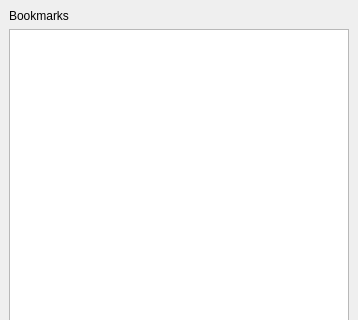
First picture: the form in src/gui/panel/rightpanel/rightpanel.ui, repository axsapronov/QSopherim, before the edit; both pictures show x 0 to 358 and y 0 to 320 of the 358 by 609 pixel window.
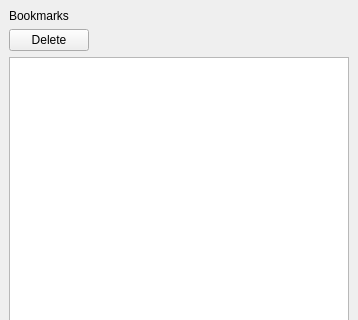
Second picture: the form after the edit.

Patch:
```diff
--- a/src/gui/panel/rightpanel/rightpanel.ui
+++ b/src/gui/panel/rightpanel/rightpanel.ui
@@ -15,13 +15,37 @@
   </property>
   <widget class="QWidget" name="dockWidgetContents">
    <layout class="QGridLayout" name="gridLayout">
-    <item row="1" column="0">
+    <item row="2" column="0">
      <widget class="QListView" name="ListViewBookmark">
       <property name="editTriggers">
        <set>QAbstractItemView::NoEditTriggers</set>
       </property>
      </widget>
     </item>
+    <item row="1" column="0">
+     <layout class="QHBoxLayout" name="horizontalLayout">
+      <item>
+       <widget class="QPushButton" name="pBDelete">
+        <property name="text">
+         <string>Delete</string>
+        </property>
+       </widget>
+      </item>
+      <item>
+       <spacer name="horizontalSpacer">
+        <property name="orientation">
+         <enum>Qt::Horizontal</enum>
+        </property>
+        <property name="sizeHint" stdset="0">
+         <size>
+          <width>40</width>
+          <height>20</height>
+         </size>
+        </property>
+       </spacer>
+      </item>
+     </layout>
+    </item>
     <item row="0" column="0">
      <widget class="QLabel" name="label">
       <property name="text">
```
